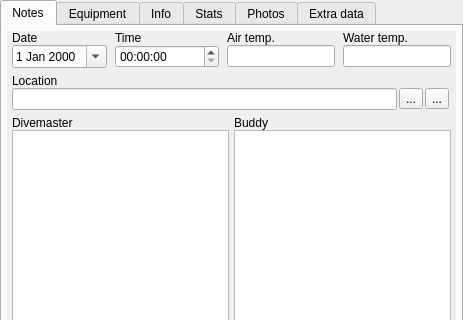
Old version of the form qt-ui/maintab.ui in the repository subsurface/subsurface; both pictures show x 0 to 463 and y 0 to 320 of the 463 by 815 pixel window.
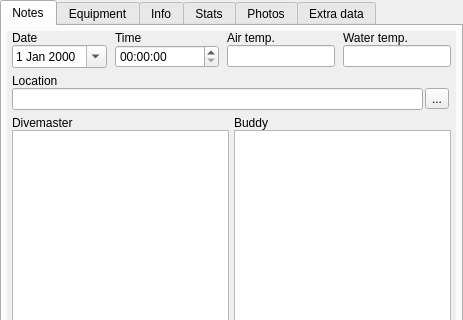
New version of the form. Icons and pictures are not drawn. Custom widgets are drawn as their Qt base class.

Commit message:
Remove quick edit dive site widget
Voted down by common consent.

What changed in the file:
```diff
--- a/qt-ui/maintab.ui
+++ b/qt-ui/maintab.ui
@@ -56,7 +56,7 @@
          <x>0</x>
          <y>0</y>
          <width>449</width>
-         <height>751</height>
+         <height>758</height>
         </rect>
        </property>
        <layout class="QVBoxLayout" name="verticalLayout_3">
@@ -208,17 +208,6 @@
             <item>
              <widget class="QLineEdit" name="location"/>
             </item>
-            <item>
-             <widget class="QToolButton" name="addDiveSite">
-              <property name="text">
-               <string>...</string>
-              </property>
-              <property name="icon">
-               <iconset resource="../subsurface.qrc">
-                <normaloff>:/edit</normaloff>:/edit</iconset>
-              </property>
-             </widget>
-            </item>
             <item>
              <widget class="QToolButton" name="geocodeButton">
               <property name="text">
```
Left out of the diff: 20 changed lines with no effect on the pictures. The commit also changes 5 other files.
